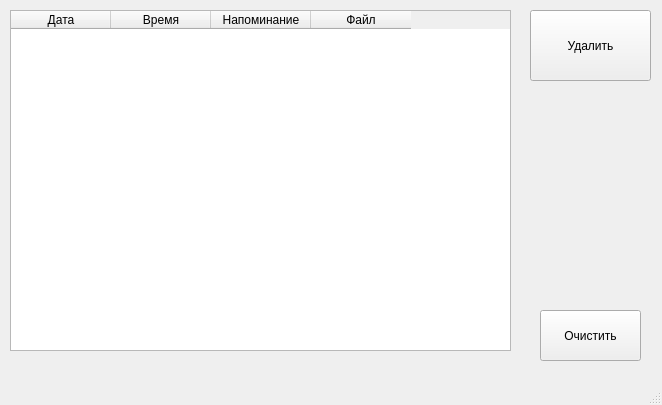
First picture: the form in table_date.ui, repository slevinsps/reminder, before the edit.
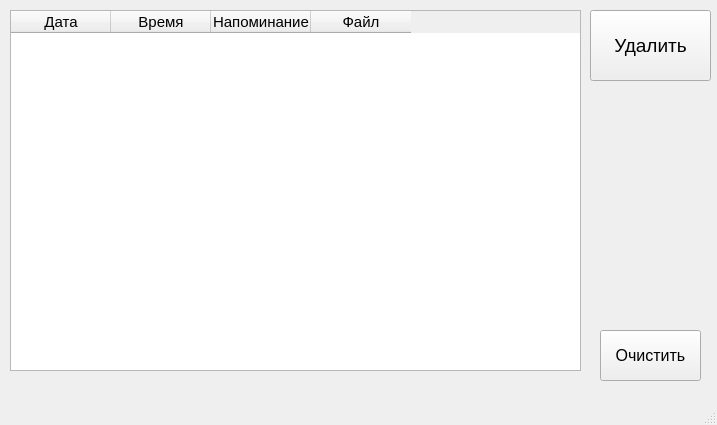
Second picture: the form after the edit.

```diff
--- a/table_date.ui
+++ b/table_date.ui
@@ -6,8 +6,8 @@
    <rect>
     <x>0</x>
     <y>0</y>
-    <width>662</width>
-    <height>405</height>
+    <width>717</width>
+    <height>425</height>
    </rect>
   </property>
   <property name="windowTitle">
@@ -19,10 +19,15 @@
      <rect>
       <x>10</x>
       <y>10</y>
-      <width>501</width>
-      <height>341</height>
+      <width>571</width>
+      <height>361</height>
      </rect>
     </property>
+    <property name="font">
+     <font>
+      <pointsize>11</pointsize>
+     </font>
+    </property>
     <attribute name="verticalHeaderDefaultSectionSize">
      <number>120</number>
     </attribute>
@@ -50,12 +55,17 @@
    <widget class="QPushButton" name="clear_button">
     <property name="geometry">
      <rect>
-      <x>540</x>
-      <y>310</y>
+      <x>600</x>
+      <y>330</y>
       <width>101</width>
       <height>51</height>
      </rect>
     </property>
+    <property name="font">
+     <font>
+      <pointsize>12</pointsize>
+     </font>
+    </property>
     <property name="text">
      <string>Очистить</string>
     </property>
@@ -63,12 +73,17 @@
    <widget class="QPushButton" name="delete_button">
     <property name="geometry">
      <rect>
-      <x>530</x>
+      <x>590</x>
       <y>10</y>
       <width>121</width>
       <height>71</height>
      </rect>
     </property>
+    <property name="font">
+     <font>
+      <pointsize>14</pointsize>
+     </font>
+    </property>
     <property name="text">
      <string>Удалить</string>
     </property>
```
Left out of the diff: 2 changed lines with no effect on the pictures.
